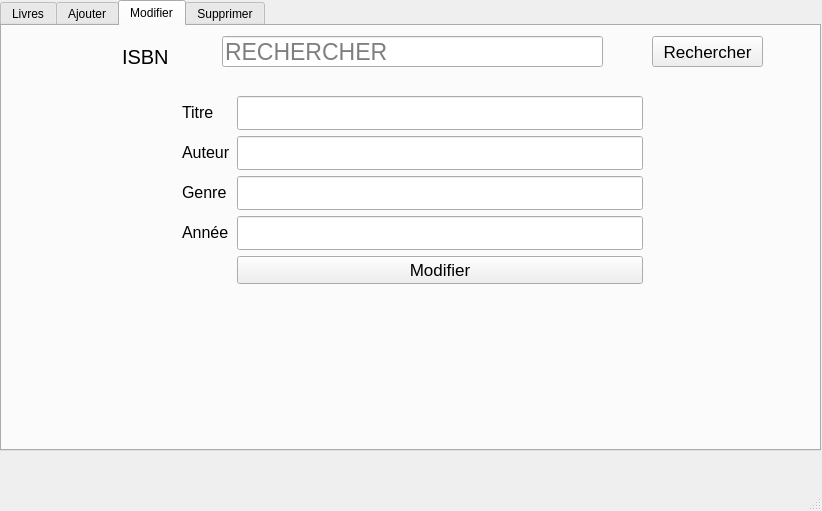
memlens/LibraryManagerC-QT, file mainwindow.ui: the form before one commit.
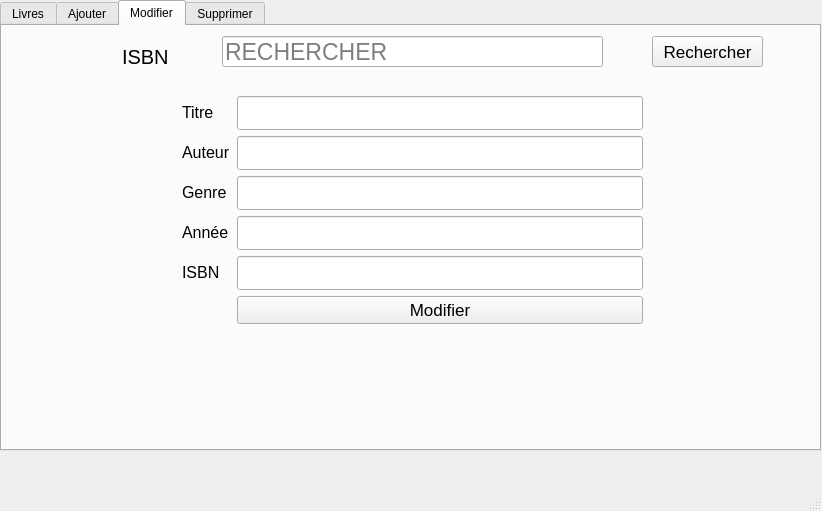
The form after the commit. The open tabs and pages were chosen to show the change.

Patch:
```diff
--- a/mainwindow.ui
+++ b/mainwindow.ui
@@ -381,7 +381,28 @@
          </property>
         </widget>
        </item>
+       <item row="4" column="0">
+        <widget class="QLabel" name="label_55">
+         <property name="font">
+          <font>
+           <pointsize>12</pointsize>
+          </font>
+         </property>
+         <property name="text">
+          <string>ISBN</string>
+         </property>
+        </widget>
+       </item>
        <item row="4" column="1">
+        <widget class="QLineEdit" name="lineEditMISBN">
+         <property name="font">
+          <font>
+           <pointsize>17</pointsize>
+          </font>
+         </property>
+        </widget>
+       </item>
+       <item row="5" column="1">
         <widget class="QPushButton" name="pushButton_4">
          <property name="font">
           <font>
```
Left out of the diff: 47 changed lines with no effect on the pictures.
